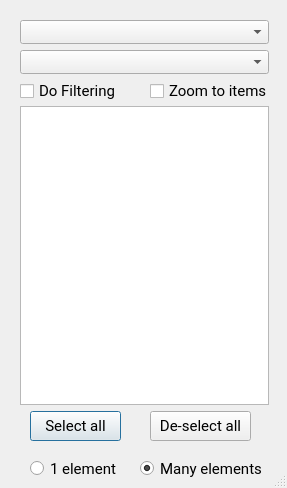
This is forms/ui_filter.ui in pedrocamargo/getthemfiltered as Qt 5 draws it before an edit. The edited form follows.
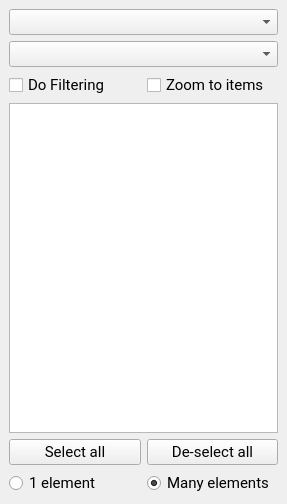
This is the edited form. Custom widgets are drawn as their Qt base class.

Commit message: Change from dialog to dockable

```diff
--- a/forms/ui_filter.ui
+++ b/forms/ui_filter.ui
@@ -1,41 +1,24 @@
 <?xml version="1.0" encoding="UTF-8"?>
 <ui version="4.0">
- <class>Dialog</class>
- <widget class="QDialog" name="Dialog">
+ <class>DockWidget</class>
+ <widget class="QDockWidget" name="DockWidget">
   <property name="geometry">
    <rect>
     <x>0</x>
     <y>0</y>
     <width>287</width>
-    <height>488</height>
+    <height>504</height>
    </rect>
   </property>
-  <property name="sizePolicy">
-   <sizepolicy hsizetype="Expanding" vsizetype="Expanding">
-    <horstretch>0</horstretch>
-    <verstretch>0</verstretch>
-   </sizepolicy>
-  </property>
   <property name="windowTitle">
    <string>Get'em filtered!</string>
   </property>
-  <property name="sizeGripEnabled">
-   <bool>true</bool>
-  </property>
-  <property name="modal">
-   <bool>false</bool>
-  </property>
+  <widget class="QWidget" name="dockWidgetContents">
+   <layout class="QGridLayout" name="gridLayout">
+    <item row="0" column="0" colspan="2">
   <widget class="QgsMapLayerComboBox" name="cob_layer">
-   <property name="geometry">
-    <rect>
-     <x>20</x>
-     <y>20</y>
-     <width>249</width>
-     <height>24</height>
-    </rect>
-   </property>
    <property name="sizePolicy">
-    <sizepolicy hsizetype="Expanding" vsizetype="Expanding">
+       <sizepolicy hsizetype="Expanding" vsizetype="Fixed">
      <horstretch>0</horstretch>
      <verstretch>0</verstretch>
     </sizepolicy>
@@ -47,17 +30,11 @@
     </font>
    </property>
   </widget>
+    </item>
+    <item row="1" column="0" colspan="2">
   <widget class="QgsFieldComboBox" name="cob_field">
-   <property name="geometry">
-    <rect>
-     <x>20</x>
-     <y>50</y>
-     <width>249</width>
-     <height>24</height>
-    </rect>
-   </property>
    <property name="sizePolicy">
-    <sizepolicy hsizetype="Expanding" vsizetype="Expanding">
+       <sizepolicy hsizetype="Expanding" vsizetype="Fixed">
      <horstretch>0</horstretch>
      <verstretch>0</verstretch>
     </sizepolicy>
@@ -69,17 +46,11 @@
     </font>
    </property>
   </widget>
+    </item>
+    <item row="2" column="0">
   <widget class="QCheckBox" name="chb_go">
-   <property name="geometry">
-    <rect>
-     <x>20</x>
-     <y>80</y>
-     <width>111</width>
-     <height>22</height>
-    </rect>
-   </property>
    <property name="sizePolicy">
-    <sizepolicy hsizetype="Expanding" vsizetype="Expanding">
+       <sizepolicy hsizetype="Expanding" vsizetype="Fixed">
      <horstretch>0</horstretch>
      <verstretch>0</verstretch>
     </sizepolicy>
@@ -94,15 +65,28 @@
     <string>Do Filtering</string>
    </property>
   </widget>
+    </item>
+    <item row="2" column="1">
+     <widget class="QCheckBox" name="chb_zoom">
+      <property name="sizePolicy">
+       <sizepolicy hsizetype="Expanding" vsizetype="Fixed">
+        <horstretch>0</horstretch>
+        <verstretch>0</verstretch>
+       </sizepolicy>
+      </property>
+      <property name="font">
+       <font>
+        <family>Roboto</family>
+        <pointsize>11</pointsize>
+       </font>
+      </property>
+      <property name="text">
+       <string>Zoom to items</string>
+      </property>
+     </widget>
+    </item>
+    <item row="3" column="0" colspan="2">
   <widget class="QListWidget" name="list_values">
-   <property name="geometry">
-    <rect>
-     <x>20</x>
-     <y>106</y>
-     <width>249</width>
-     <height>299</height>
-    </rect>
-   </property>
    <property name="sizePolicy">
     <sizepolicy hsizetype="Expanding" vsizetype="Expanding">
      <horstretch>0</horstretch>
@@ -122,40 +106,9 @@
     <enum>QAbstractItemView::MultiSelection</enum>
    </property>
   </widget>
-  <widget class="QCheckBox" name="chb_zoom">
-   <property name="geometry">
-    <rect>
-     <x>150</x>
-     <y>80</y>
-     <width>121</width>
-     <height>22</height>
-    </rect>
-   </property>
-   <property name="sizePolicy">
-    <sizepolicy hsizetype="Expanding" vsizetype="Expanding">
-     <horstretch>0</horstretch>
-     <verstretch>0</verstretch>
-    </sizepolicy>
-   </property>
-   <property name="font">
-    <font>
-     <family>Roboto</family>
-     <pointsize>11</pointsize>
-    </font>
-   </property>
-   <property name="text">
-    <string>Zoom to items</string>
-   </property>
-  </widget>
+    </item>
+    <item row="4" column="0">
   <widget class="QPushButton" name="but_select_all">
-   <property name="geometry">
-    <rect>
-     <x>30</x>
-     <y>411</y>
-     <width>91</width>
-     <height>30</height>
-    </rect>
-   </property>
    <property name="font">
     <font>
      <family>Roboto</family>
@@ -166,15 +119,9 @@
     <string>Select all</string>
    </property>
   </widget>
+    </item>
+    <item row="4" column="1">
   <widget class="QPushButton" name="but_deselect_all">
-   <property name="geometry">
-    <rect>
-     <x>150</x>
-     <y>411</y>
-     <width>101</width>
-     <height>30</height>
-    </rect>
-   </property>
    <property name="font">
     <font>
      <family>Roboto</family>
@@ -185,15 +132,9 @@
     <string>De-select all</string>
    </property>
   </widget>
+    </item>
+    <item row="5" column="0">
   <widget class="QRadioButton" name="rdo_single">
-   <property name="geometry">
-    <rect>
-     <x>30</x>
-     <y>460</y>
-     <width>91</width>
-     <height>17</height>
-    </rect>
-   </property>
    <property name="font">
     <font>
      <family>Roboto</family>
@@ -204,15 +145,9 @@
     <string>1 element</string>
    </property>
   </widget>
+    </item>
+    <item row="5" column="1">
   <widget class="QRadioButton" name="rdo_multi">
-   <property name="geometry">
-    <rect>
-     <x>140</x>
-     <y>460</y>
-     <width>121</width>
-     <height>17</height>
-    </rect>
-   </property>
    <property name="font">
     <font>
      <family>Roboto</family>
@@ -225,6 +160,9 @@
    <property name="checked">
     <bool>true</bool>
    </property>
+     </widget>
+    </item>
+   </layout>
   </widget>
  </widget>
  <customwidgets>
```
Lines whose indentation alone changed are shown as unchanged.
